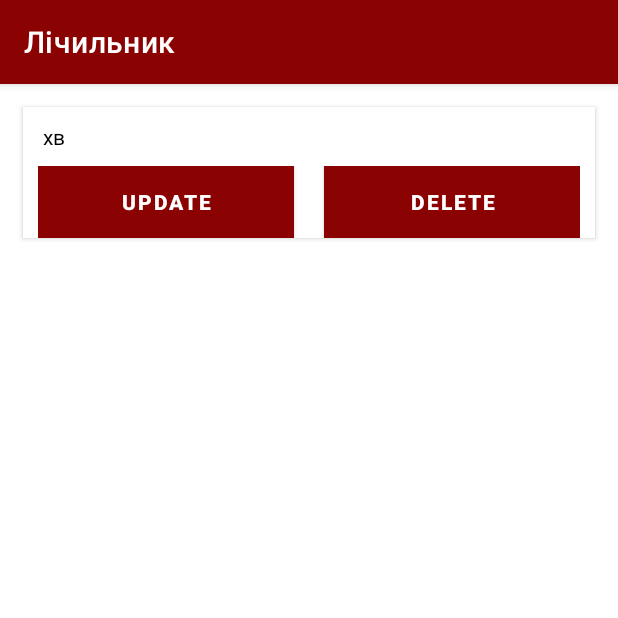
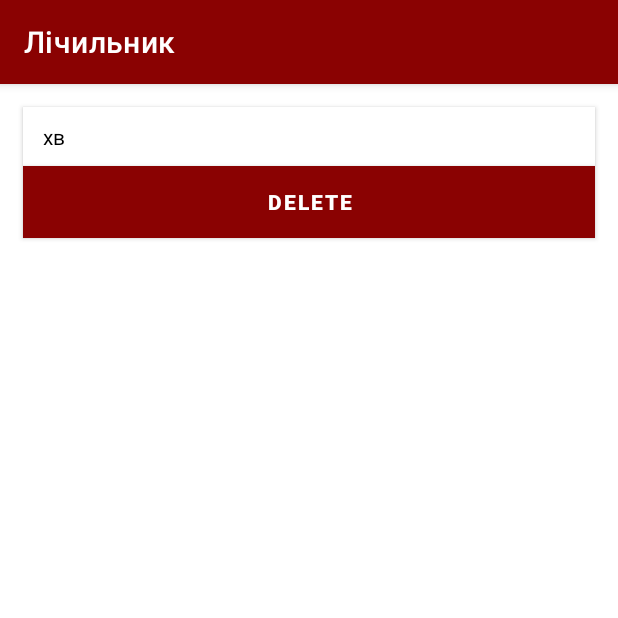
Before and after one commit to blushful8/Countdown-Timer, an Android app: the screen it shows after launch (GetData), after a tap on "ХРОНОЛОГІЯ", on a phone screen of 412 x 824 dp, the top half of it. Run offline under Robolectric (Android 15) with nearby library versions, the phone set to English and light mode, and no system bars; our stand-ins replace Room's generated code; 3 other taps on this screen came first.

Commit message:
Initial commit

```diff
--- a/app/src/main/AndroidManifest.xml
+++ b/app/src/main/AndroidManifest.xml
@@ -9,9 +9,7 @@
         android:roundIcon="@mipmap/ic_launcher_round"
         android:supportsRtl="true"
         android:theme="@style/Theme.AndroidAppNAU">
-        <activity android:name=".UpdateData"/>
         <activity android:name=".GetData" />
-        <activity android:name=".SecondActivity"/>
         <activity android:name=".MainActivity">
             <intent-filter>
                 <action android:name="android.intent.action.MAIN" />
--- a/app/src/main/java/com/example/androidappnau/Adapter/UserAdapter.java
+++ b/app/src/main/java/com/example/androidappnau/Adapter/UserAdapter.java
@@ -2,6 +2,7 @@ package com.example.androidappnau.Adapter;
 
 import android.content.Context;
 import android.content.Intent;
+import android.media.MediaPlayer;
 import android.view.LayoutInflater;
 import android.view.View;
 import android.view.ViewGroup;
@@ -14,7 +15,7 @@ import androidx.recyclerview.widget.RecyclerView;
 
 import com.example.androidappnau.EntityClass.UserModel;
 import com.example.androidappnau.R;
-import com.example.androidappnau.UpdateData;
+
 
 import java.util.List;
 
@@ -23,11 +24,13 @@ public class UserAdapter extends RecyclerView.Adapter<UserAdapter.ViewHolder> {
     Context context;
     List<UserModel> list;
     DeleteItemClicklistner deleteItemClicklistner;
+    private MediaPlayer click;
 
     public UserAdapter(Context context, List<UserModel> list, DeleteItemClicklistner deleteItemClicklistner) {
         this.context = context;
         this.list = list;
         this.deleteItemClicklistner = deleteItemClicklistner;
+
     }
 
     @NonNull
@@ -43,20 +46,10 @@ public class UserAdapter extends RecyclerView.Adapter<UserAdapter.ViewHolder> {
         holder.name.setText(list.get(position).getName());
 
 
-        holder.update.setOnClickListener(new View.OnClickListener() {
-            @Override
-            public void onClick(View view) {
-                Intent intent = new Intent(context, UpdateData.class);
-                intent.putExtra("id", String.valueOf(list.get(position).getKey()));
-                intent.putExtra("name", String.valueOf(list.get(position).getName()));
-
-                context.startActivity(intent);
-
-            }
-        });
         holder.delete.setOnClickListener(new View.OnClickListener() {
             @Override
             public void onClick(View view) {
+                click.start();
                 deleteItemClicklistner.onItemDelete(position, list.get(position).getKey());
 
             }
@@ -71,15 +64,17 @@ public class UserAdapter extends RecyclerView.Adapter<UserAdapter.ViewHolder> {
 
     class ViewHolder extends RecyclerView.ViewHolder {
         TextView name;
-        Button update, delete;
+        Button delete;
 
         public ViewHolder(@NonNull View itemView) {
             super(itemView);
 
 
             name = itemView.findViewById(R.id.name);
-            update = itemView.findViewById(R.id.updateId);
             delete = itemView.findViewById(R.id.deleteId);
+            click = MediaPlayer.create(context, R.raw.click);
+            click.setLooping(false);
+
         }
     }
 
--- a/app/src/main/java/com/example/androidappnau/MainActivity.java
+++ b/app/src/main/java/com/example/androidappnau/MainActivity.java
@@ -3,7 +3,7 @@ package com.example.androidappnau;
 import androidx.appcompat.app.AppCompatActivity;
 
 import android.content.Intent;
-import android.content.pm.ActivityInfo;
+
 import android.media.MediaPlayer;
 import android.os.Bundle;
 import android.os.CountDownTimer;
@@ -23,19 +23,19 @@ import java.util.Locale;
 
 
 public class MainActivity extends AppCompatActivity implements View.OnClickListener {
+
     private EditText time;
     private TextView data;
     private TextView textcontinue;
     private long Mtime;
     private CountDownTimer mCountDownTimer;
-    String TAG = "Main";
+    private String TAG = "Main";
     private Button start;
     private Button reset;
     private Boolean mTimerRunning;
     private MediaPlayer click;
-    Button activity;
-    EditText name;
-    Button save, getData;
+    private EditText name;
+    private Button getData;
 
     @Override
     protected void onCreate(Bundle savedInstanceState) {
@@ -48,8 +48,7 @@ public class MainActivity extends AppCompatActivity implements View.OnClickListe
         data = findViewById(R.id.tv_data);
         reset = findViewById(R.id.v_second_button);
         textcontinue = findViewById(R.id.tv_continue_time);
-        activity = findViewById(R.id.secondactivity);
-        save = findViewById(R.id.btn_save);
+
         getData = findViewById(R.id.btn_getData);
         name = time;
 
@@ -61,36 +60,13 @@ public class MainActivity extends AppCompatActivity implements View.OnClickListe
         click = MediaPlayer.create(this, R.raw.click);
         click.setLooping(false);
 
-
-        getData.setOnClickListener(new View.OnClickListener() {
-            @Override
-            public void onClick(View view) {
-                startActivity(new Intent(getApplicationContext(), GetData.class));
-            }
-        });
-
         start.setOnClickListener(this);
         reset.setOnClickListener(this);
-        activity.setOnClickListener(this);
+        getData.setOnClickListener(this);
 
 
     }
 
-    private void saveData() {
-
-        String name_txt = name.getText().toString().trim();
-
-
-
-        UserModel model = new UserModel();
-        model.setName(name_txt);
-
-        DatabaseClass.getDatabase(getApplicationContext()).getDao().insertAllData(model);
-
-        Toast.makeText(this, "Data Successfully Saved", Toast.LENGTH_SHORT).show();
-
-
-    }
 
 
     private void starttimer() {
@@ -175,8 +151,25 @@ public class MainActivity extends AppCompatActivity implements View.OnClickListe
             Log.i(TAG, "Service stop");
         }
 
-        if (view == activity) {
-            startActivity(new Intent(getApplicationContext(), SecondActivity.class));
+        if(view == getData){
+            click.start();
+            startActivity(new Intent(getApplicationContext(), GetData.class));
         }
+
+    }
+    private void saveData() {
+
+        String name_txt = name.getText().toString().trim();
+
+
+
+        UserModel model = new UserModel();
+        model.setName(name_txt);
+
+        DatabaseClass.getDatabase(getApplicationContext()).getDao().insertAllData(model);
+
+        Toast.makeText(this, "Data Successfully Saved", Toast.LENGTH_SHORT).show();
+
+
     }
 }
--- a/app/src/main/res/layout/rv_layout.xml
+++ b/app/src/main/res/layout/rv_layout.xml
@@ -40,34 +40,18 @@
         android:layout_height="wrap_content"
         android:layout_marginHorizontal="10sp"
         android:orientation="horizontal"
-        android:weightSum="2">
+        >
 
-        <Button
-            android:id="@+id/updateId"
-            android:layout_width="match_parent"
-            android:layout_height="wrap_content"
-            android:layout_marginEnd="10sp"
-            android:layout_weight="1"
-            android:background="@color/cardview_dark_background"
-            android:text="Update"
-            android:textColor="#fff"
-            android:textStyle="bold"
-            android:layout_marginRight="10sp" />
+
+    </LinearLayout>
 
     <Button
         android:id="@+id/deleteId"
         android:layout_width="match_parent"
         android:layout_height="wrap_content"
-            android:layout_marginStart="10sp"
-            android:layout_weight="1"
         android:background="@color/cardview_dark_background"
         android:text="Delete"
         android:textColor="#fff"
         android:textStyle="bold"
-            android:layout_marginLeft="10sp" />
-
-
+         />
 </LinearLayout>
-
-
-</LinearLayout>
--- a/app/src/main/res/values/strings.xml
+++ b/app/src/main/res/values/strings.xml
@@ -15,4 +15,6 @@
     <string name="TV_random_text">123</string>
     <string name="get_data">Хронологія</string>
     <string name="secondactivity">secondactivity</string>
+    <string name="delete">Видалити запис</string>
+    <string name="backup">Повернутися та зупинити відлік</string>
 </resources>
```
Also changed, not shown: app/src/main/java/com/example/androidappnau/SecondActivity.java (deleted, +0 -13 lines), app/src/main/java/com/example/androidappnau/UpdateData.java (deleted, +0 -46 lines), app/src/main/res/layout/activity_main.xml (+3 -15 lines), app/src/main/res/layout/activity_update_data.xml (deleted, +0 -61 lines), app/src/main/res/layout/second_activity.xml (deleted, +0 -8 lines). Lines whose indentation alone changed are shown as unchanged.
